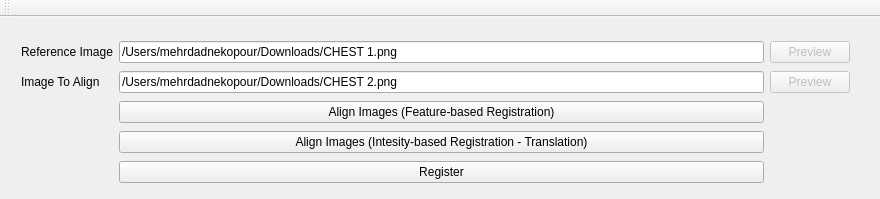
Qt form poc/QtImageRegistration/mainwindow.ui (SaltyJoke/Image-Registration) before a commit.
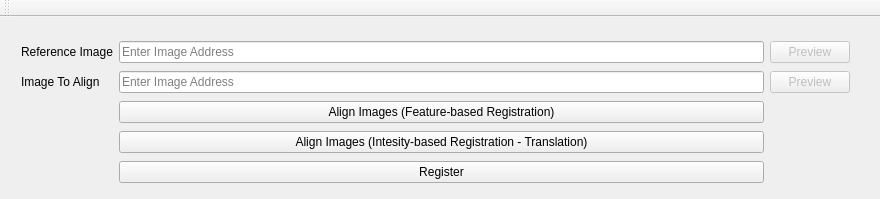
The same form after that commit.

```diff
--- a/poc/QtImageRegistration/mainwindow.ui
+++ b/poc/QtImageRegistration/mainwindow.ui
@@ -30,7 +30,7 @@
      <item row="1" column="1">
       <widget class="QLineEdit" name="txtImg1">
        <property name="text">
-        <string>/Users/mehrdadnekopour/Downloads/CHEST 1.png</string>
+        <string/>
        </property>
        <property name="placeholderText">
         <string>Enter Image Address</string>
@@ -84,7 +84,7 @@
      <item row="3" column="1">
       <widget class="QLineEdit" name="txtImg2">
        <property name="text">
-        <string>/Users/mehrdadnekopour/Downloads/CHEST 2.png</string>
+        <string/>
        </property>
        <property name="placeholderText">
         <string>Enter Image Address</string>
```
